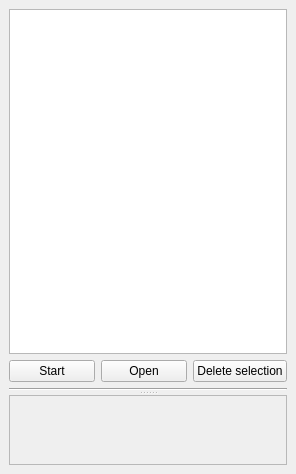
kushalkolar/MESmerize, file viewer_modules/modules/ui_files/batch_manager.ui: the form before one commit.
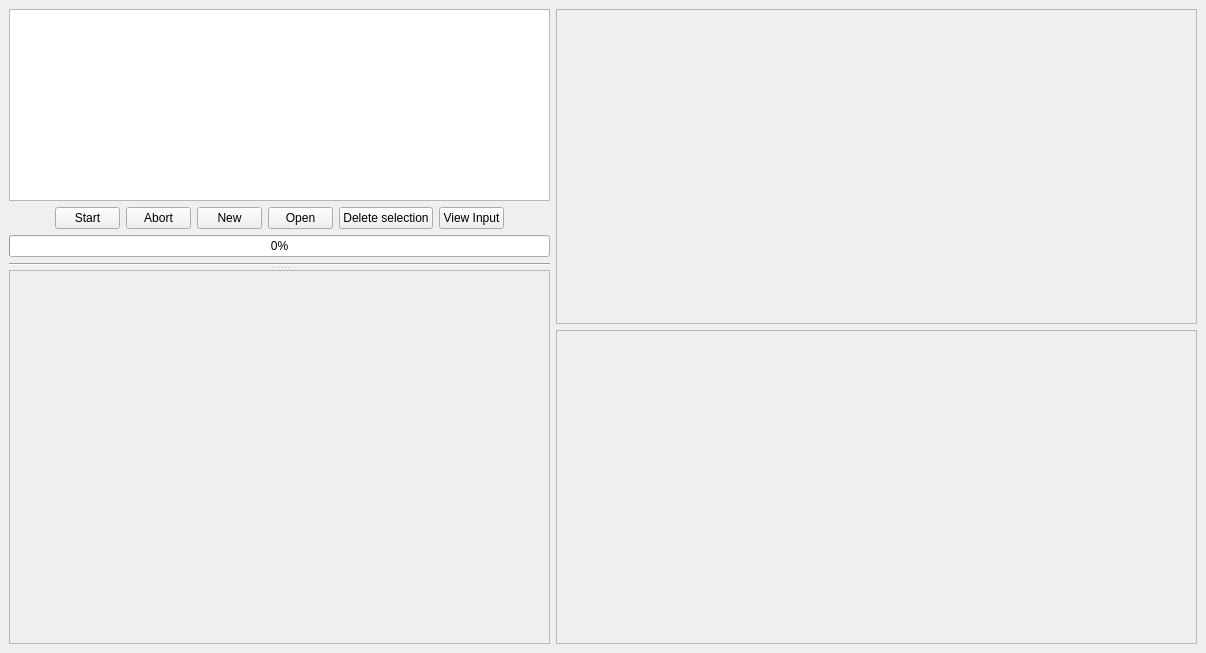
The form after the commit.

What changed in the file:
```diff
--- a/viewer_modules/modules/ui_files/batch_manager.ui
+++ b/viewer_modules/modules/ui_files/batch_manager.ui
@@ -6,8 +6,8 @@
    <rect>
     <x>0</x>
     <y>0</y>
-    <width>296</width>
-    <height>474</height>
+    <width>1206</width>
+    <height>653</height>
    </rect>
   </property>
   <property name="floating">
@@ -17,42 +17,184 @@
    <string>Batch Manager</string>
   </property>
   <widget class="QWidget" name="dockWidgetContents">
-   <layout class="QGridLayout" name="gridLayout_3">
-    <item row="0" column="0">
+   <layout class="QGridLayout" name="gridLayout_11">
+    <item row="0" column="0" rowspan="2">
      <widget class="QSplitter" name="splitter">
+      <property name="sizePolicy">
+       <sizepolicy hsizetype="Preferred" vsizetype="Expanding">
+        <horstretch>0</horstretch>
+        <verstretch>0</verstretch>
+       </sizepolicy>
+      </property>
       <property name="orientation">
        <enum>Qt::Vertical</enum>
       </property>
-      <widget class="QWidget" name="">
-       <layout class="QVBoxLayout" name="verticalLayout">
+      <widget class="QWidget" name="layoutWidget">
+       <layout class="QVBoxLayout" name="verticalLayout" stretch="0,0,0">
         <item>
          <layout class="QGridLayout" name="gridLayout_2">
-          <item row="0" column="0" colspan="3">
-           <widget class="QListWidget" name="listwBatch"/>
+          <item row="1" column="5">
+           <widget class="QPushButton" name="btnDelete">
+            <property name="maximumSize">
+             <size>
+              <width>100</width>
+              <height>16777215</height>
+             </size>
+            </property>
+            <property name="text">
+             <string>Delete selection</string>
+            </property>
+           </widget>
           </item>
-          <item row="1" column="0">
-           <widget class="QPushButton" name="btnStart">
+          <item row="0" column="0" colspan="8">
+           <widget class="QListWidget" name="listwBatch">
+            <property name="sizePolicy">
+             <sizepolicy hsizetype="Expanding" vsizetype="Expanding">
+              <horstretch>0</horstretch>
+              <verstretch>0</verstretch>
+             </sizepolicy>
+            </property>
+           </widget>
+          </item>
+          <item row="1" column="3">
+           <widget class="QPushButton" name="btnNew">
+            <property name="maximumSize">
+             <size>
+              <width>65</width>
+              <height>16777215</height>
+             </size>
+            </property>
+            <property name="baseSize">
+             <size>
+              <width>60</width>
+              <height>0</height>
+             </size>
+            </property>
             <property name="text">
-             <string>Start</string>
+             <string>New</string>
             </property>
            </widget>
           </item>
-          <item row="1" column="1">
+          <item row="1" column="4">
            <widget class="QPushButton" name="btnOpen">
+            <property name="maximumSize">
+             <size>
+              <width>65</width>
+              <height>16777215</height>
+             </size>
+            </property>
+            <property name="baseSize">
+             <size>
+              <width>60</width>
+              <height>0</height>
+             </size>
+            </property>
             <property name="text">
              <string>Open</string>
             </property>
            </widget>
           </item>
+          <item row="1" column="1">
+           <widget class="QPushButton" name="btnStart">
+            <property name="maximumSize">
+             <size>
+              <width>65</width>
+              <height>16777215</height>
+             </size>
+            </property>
+            <property name="baseSize">
+             <size>
+              <width>60</width>
+              <height>0</height>
+             </size>
+            </property>
+            <property name="text">
+             <string>Start</string>
+            </property>
+           </widget>
+          </item>
           <item row="1" column="2">
-           <widget class="QPushButton" name="btnDelete">
+           <widget class="QPushButton" name="btnAbort">
+            <property name="maximumSize">
+             <size>
+              <width>65</width>
+              <height>16777215</height>
+             </size>
+            </property>
+            <property name="baseSize">
+             <size>
+              <width>60</width>
+              <height>0</height>
+             </size>
+            </property>
             <property name="text">
-             <string>Delete selection</string>
+             <string>Abort</string>
+            </property>
+           </widget>
+          </item>
+          <item row="1" column="0">
+           <spacer name="horizontalSpacer">
+            <property name="orientation">
+             <enum>Qt::Horizontal</enum>
+            </property>
+            <property name="sizeHint" stdset="0">
+             <size>
+              <width>40</width>
+              <height>20</height>
+             </size>
+            </property>
+           </spacer>
+          </item>
+          <item row="1" column="7">
+           <spacer name="horizontalSpacer_2">
+            <property name="orientation">
+             <enum>Qt::Horizontal</enum>
+            </property>
+            <property name="sizeHint" stdset="0">
+             <size>
+              <width>40</width>
+              <height>20</height>
+             </size>
+            </property>
+           </spacer>
+          </item>
+          <item row="1" column="6">
+           <widget class="QPushButton" name="btnViewInput">
+            <property name="maximumSize">
+             <size>
+              <width>65</width>
+              <height>16777215</height>
+             </size>
+            </property>
+            <property name="baseSize">
+             <size>
+              <width>60</width>
+              <height>0</height>
+             </size>
+            </property>
+            <property name="text">
+             <string>View Input</string>
             </property>
            </widget>
           </item>
          </layout>
         </item>
+        <item>
+         <widget class="QProgressBar" name="progressBar">
+          <property name="minimum">
+           <number>0</number>
+          </property>
+          <property name="value">
+           <number>0</number>
+          </property>
+          <property name="textVisible">
+           <bool>true</bool>
+          </property>
+          <property name="textDirection">
+           <enum>QProgressBar::TopToBottom</enum>
+          </property>
+         </widget>
+        </item>
         <item>
          <widget class="Line" name="line">
           <property name="orientation">
@@ -63,6 +205,12 @@
        </layout>
       </widget>
       <widget class="QScrollArea" name="scrollArea">
+       <property name="sizePolicy">
+        <sizepolicy hsizetype="Expanding" vsizetype="Expanding">
+         <horstretch>0</horstretch>
+         <verstretch>1</verstretch>
+        </sizepolicy>
+       </property>
        <property name="widgetResizable">
         <bool>true</bool>
        </property>
@@ -71,8 +219,8 @@
          <rect>
           <x>0</x>
           <y>0</y>
-          <width>276</width>
-          <height>185</height>
+          <width>547</width>
+          <height>343</height>
          </rect>
         </property>
         <layout class="QGridLayout" name="gridLayout">
@@ -91,6 +239,82 @@
       </widget>
      </widget>
     </item>
+    <item row="0" column="1">
+     <widget class="QScrollArea" name="scrollAreaStdOut">
+      <property name="enabled">
+       <bool>true</bool>
+      </property>
+      <property name="sizePolicy">
+       <sizepolicy hsizetype="Expanding" vsizetype="Expanding">
+        <horstretch>0</horstretch>
+        <verstretch>1</verstretch>
+       </sizepolicy>
+      </property>
+      <property name="widgetResizable">
+       <bool>true</bool>
+      </property>
+      <widget class="QWidget" name="scrollAreaWidgetContents_4">
+       <property name="geometry">
+        <rect>
+         <x>0</x>
+         <y>0</y>
+         <width>631</width>
+         <height>303</height>
+        </rect>
+       </property>
+       <layout class="QGridLayout" name="gridLayout_3">
+        <item row="0" column="0">
+         <widget class="QLabel" name="labelStdOut">
+          <property name="text">
+           <string/>
+          </property>
+          <property name="alignment">
+           <set>Qt::AlignLeading|Qt::AlignLeft|Qt::AlignTop</set>
+          </property>
+          <property name="wordWrap">
+           <bool>true</bool>
+          </property>
+         </widget>
+        </item>
+       </layout>
+      </widget>
+     </widget>
+    </item>
+    <item row="1" column="1">
+     <widget class="QScrollArea" name="scrollAreaOutputInfo">
+      <property name="sizePolicy">
+       <sizepolicy hsizetype="Expanding" vsizetype="Expanding">
+        <horstretch>0</horstretch>
+        <verstretch>1</verstretch>
+       </sizepolicy>
+      </property>
+      <property name="widgetResizable">
+       <bool>true</bool>
+      </property>
+      <widget class="QWidget" name="scrollAreaWidgetContents_6">
+       <property name="geometry">
+        <rect>
+         <x>0</x>
+         <y>0</y>
+         <width>631</width>
+         <height>303</height>
+        </rect>
+       </property>
+       <layout class="QGridLayout" name="gridLayout_8">
+        <item row="0" column="0">
+         <widget class="QLabel" name="labelOutputInfo">
+          <property name="text">
+           <string/>
+          </property>
+          <property name="alignment">
+           <set>Qt::AlignLeading|Qt::AlignLeft|Qt::AlignTop</set>
+          </property>
+         </widget>
+        </item>
+       </layout>
+      </widget>
+     </widget>
+    </item>
    </layout>
   </widget>
  </widget>
```
Left out of the diff: 12 changed lines with no effect on the pictures.
